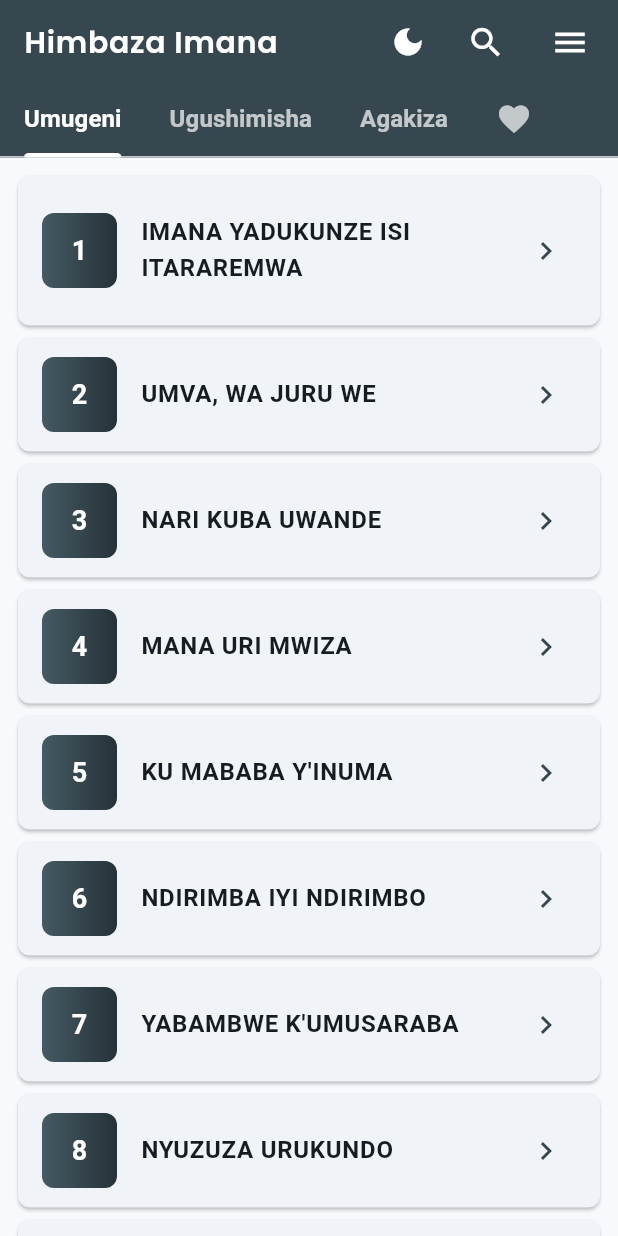
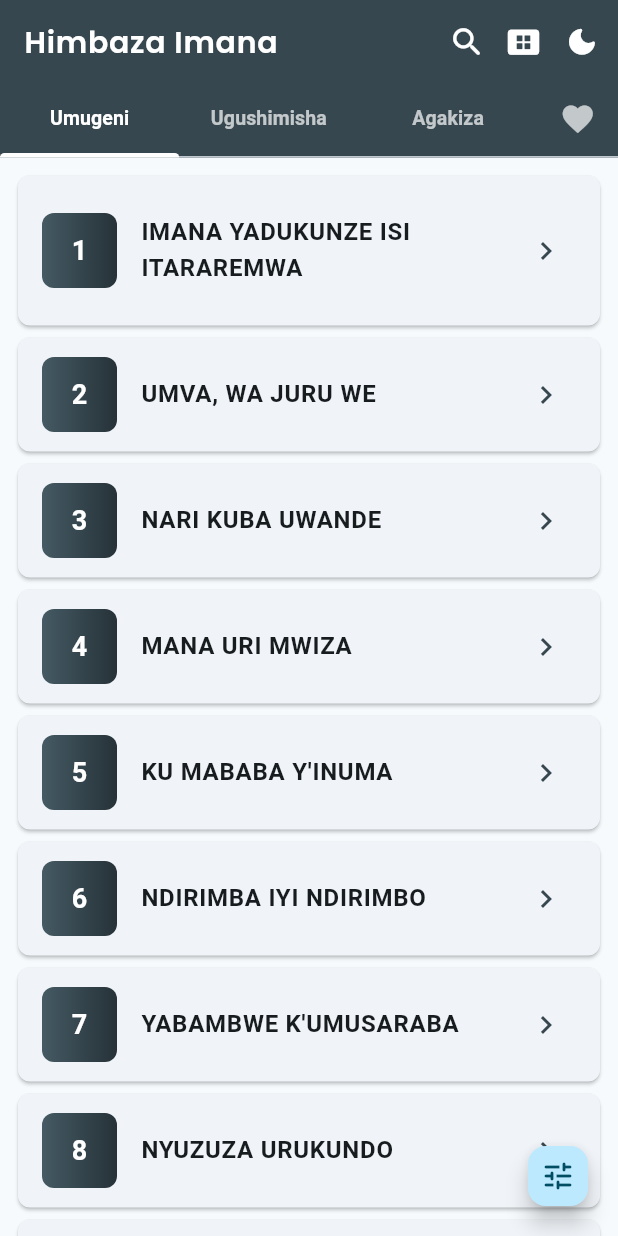
Before and after one commit to jules21/Himbaza-Imana, a Flutter app: the screen it shows after launch, on a phone screen of 412 x 824 dp. Run offline on Flutter 3.47's test engine with Material 3 defaults, Android fonts, the phone set to English and light mode, and no system bars; our stand-ins replace google_fonts, shared_preferences, wakelock_plus.

Commit message:
new feature:Pagination, dark mode, favorite, copy

```diff
--- a/lib/page/home.dart
+++ b/lib/page/home.dart
@@ -106,27 +106,7 @@ class _HomeState extends State<Home> {
           backgroundColor: Colors.blueGrey[800],
           actions: [
             IconButton(
-              onPressed: () => context.read<ThemeProvider>().toggleTheme(),
-              tooltip: context.watch<ThemeProvider>().isDark
-                  ? 'Use light mode'
-                  : 'Use dark mode',
-              icon: Icon(
-                context.watch<ThemeProvider>().isDark
-                    ? Icons.light_mode
-                    : Icons.dark_mode,
-                color: Colors.white,
-              ),
-            ),
-            // Search Toggle Button
-            Container(
-              margin: const EdgeInsets.symmetric(horizontal: 4),
-              decoration: BoxDecoration(
-                color: _isSearching
-                    ? Colors.white.withOpacity(0.2)
-                    : Colors.transparent,
-                borderRadius: BorderRadius.circular(12),
-              ),
-              child: IconButton(
+              visualDensity: VisualDensity.compact,
               onPressed: () {
                 setState(() {
                   if (_isSearching) {
@@ -139,33 +119,56 @@ class _HomeState extends State<Home> {
                 });
               },
               icon: Icon(
-                  _isSearching ? Icons.close : Icons.search,
+                _isSearching ? Icons.close_rounded : Icons.search_rounded,
                 color: Colors.white,
-                  size: 26,
+                size: 25,
               ),
               tooltip: _isSearching ? 'Close search' : 'Search songs',
             ),
+            if (!_isSearching)
+              IconButton(
+                padding: const EdgeInsets.only(left: 2, right: 8),
+                visualDensity: VisualDensity.compact,
+                onPressed: () => setState(() {
+                  _currentViewType = _currentViewType == ViewType.compactGrid
+                      ? ViewType.list
+                      : ViewType.compactGrid;
+                }),
+                tooltip: _currentViewType == ViewType.compactGrid
+                    ? 'List song layout'
+                    : 'Compact song layout',
+                icon: Icon(
+                  _currentViewType == ViewType.compactGrid
+                      ? Icons.view_list_rounded
+                      : Icons.view_compact_alt_rounded,
+                  color: Colors.white,
+                  size: 25,
                 ),
-
-            // View Type Selector
+              ),
             if (!_isSearching)
-              Container(
-                margin: const EdgeInsets.only(right: 8, left: 4),
-                decoration: BoxDecoration(
-                  color: Colors.transparent,
-                  borderRadius: BorderRadius.circular(12),
-                ),
-                child: IconButton(
+              IconButton(
+                padding: const EdgeInsets.only(right: 8),
+                visualDensity: VisualDensity.compact,
+                onPressed: () => context.read<ThemeProvider>().toggleTheme(),
+                tooltip: context.watch<ThemeProvider>().isDark
+                    ? 'Light mode'
+                    : 'Dark mode',
                 icon: Icon(
-                    _getViewIcon(),
+                  context.watch<ThemeProvider>().isDark
+                      ? Icons.light_mode_rounded
+                      : Icons.dark_mode_rounded,
                   color: Colors.white,
-                    size: 26,
-                  ),
-                  tooltip: 'Change view',
-                  onPressed: _toggleViewType,
+                  size: 23,
                 ),
               ),
           ],
+        ),
+        floatingActionButton: _isSearching
+            ? null
+            : FloatingActionButton.small(
+                onPressed: _showDisplayOptions,
+                tooltip: 'Display options',
+                child: const Icon(Icons.tune_rounded),
               ),
         body: SafeArea(
             child:
@@ -190,23 +193,35 @@ class _HomeState extends State<Home> {
       children: [
         Container(
           color: Colors.blueGrey[800],
-          child: TabBar(
+          child: LayoutBuilder(
+            builder: (context, constraints) => TabBar(
               isScrollable: true,
               tabAlignment: TabAlignment.start,
+              padding: EdgeInsets.zero,
+              labelPadding: EdgeInsets.zero,
               indicatorColor: Colors.white,
               indicatorWeight: 3,
               labelColor: Colors.white,
               unselectedLabelColor: Colors.white70,
               labelStyle: const TextStyle(
-              fontSize: 16,
+                fontSize: 13,
                 fontWeight: FontWeight.bold,
               ),
               tabs: [
-              Tab(text: "Umugeni"),
-              Tab(text: "Ugushimisha"),
-              Tab(text: "Agakiza"),
-              Tab(icon: Icon(Icons.favorite)),
+                SizedBox(
+                    width: constraints.maxWidth * .29,
+                    child: const Tab(text: 'Umugeni')),
+                SizedBox(
+                    width: constraints.maxWidth * .29,
+                    child: const Tab(text: 'Ugushimisha')),
+                SizedBox(
+                    width: constraints.maxWidth * .29,
+                    child: const Tab(text: 'Agakiza')),
+                SizedBox(
+                    width: constraints.maxWidth * .13,
+                    child: const Tab(icon: Icon(Icons.favorite))),
               ],
+            ),
           ),
         ),
         Expanded(
@@ -385,26 +400,46 @@ class _HomeState extends State<Home> {
     });
   }
 
-  IconData _getViewIcon() {
-    switch (_currentViewType) {
-      case ViewType.grid:
-        return Icons.grid_view;
-      case ViewType.compactGrid:
-        return Icons.apps;
-      case ViewType.list:
-        return Icons.menu;
-      case ViewType.card:
-        return Icons.view_agenda;
+  void _showDisplayOptions() {
+    showModalBottomSheet<void>(
+      context: context,
+      showDragHandle: true,
+      builder: (sheetContext) => SafeArea(
+        child: Padding(
+          padding: const EdgeInsets.fromLTRB(16, 0, 16, 16),
+          child: Column(
+            mainAxisSize: MainAxisSize.min,
+            children: [
+              ListTile(
+                leading: Icon(_currentViewType == ViewType.compactGrid
+                    ? Icons.view_list_rounded
+                    : Icons.view_compact_alt_rounded),
+                title: Text(_currentViewType == ViewType.compactGrid
+                    ? 'Use list layout'
+                    : 'Use compact layout'),
+                onTap: () {
+                  setState(() {
+                    _currentViewType = _currentViewType == ViewType.compactGrid
+                        ? ViewType.list
+                        : ViewType.compactGrid;
+                  });
+                  Navigator.pop(sheetContext);
+                },
+              ),
+              Consumer<ThemeProvider>(
+                builder: (context, themeProvider, child) => SwitchListTile(
+                  secondary: Icon(themeProvider.isDark
+                      ? Icons.dark_mode_rounded
+                      : Icons.light_mode_rounded),
+                  title: const Text('Dark mode'),
+                  value: themeProvider.isDark,
+                  onChanged: (_) => themeProvider.toggleTheme(),
+                ),
+              ),
+            ],
+          ),
+        ),
+      ),
+    );
   }
 }
-
-  void _toggleViewType() {
-    final values = ViewType.values;
-    final currentIndex = values.indexOf(_currentViewType);
-    final nextIndex = (currentIndex + 1) % values.length;
-
-    setState(() {
-      _currentViewType = values[nextIndex];
-    });
-  }
-}
```
Also changed, not shown: lib/page/bride_lyrics.dart (+5 -32 lines), lib/page/unified_lyrics.dart (+6 -36 lines), lib/screens/build_grid_view.dart (+16 -12 lines). Lines whose indentation alone changed are shown as unchanged.
